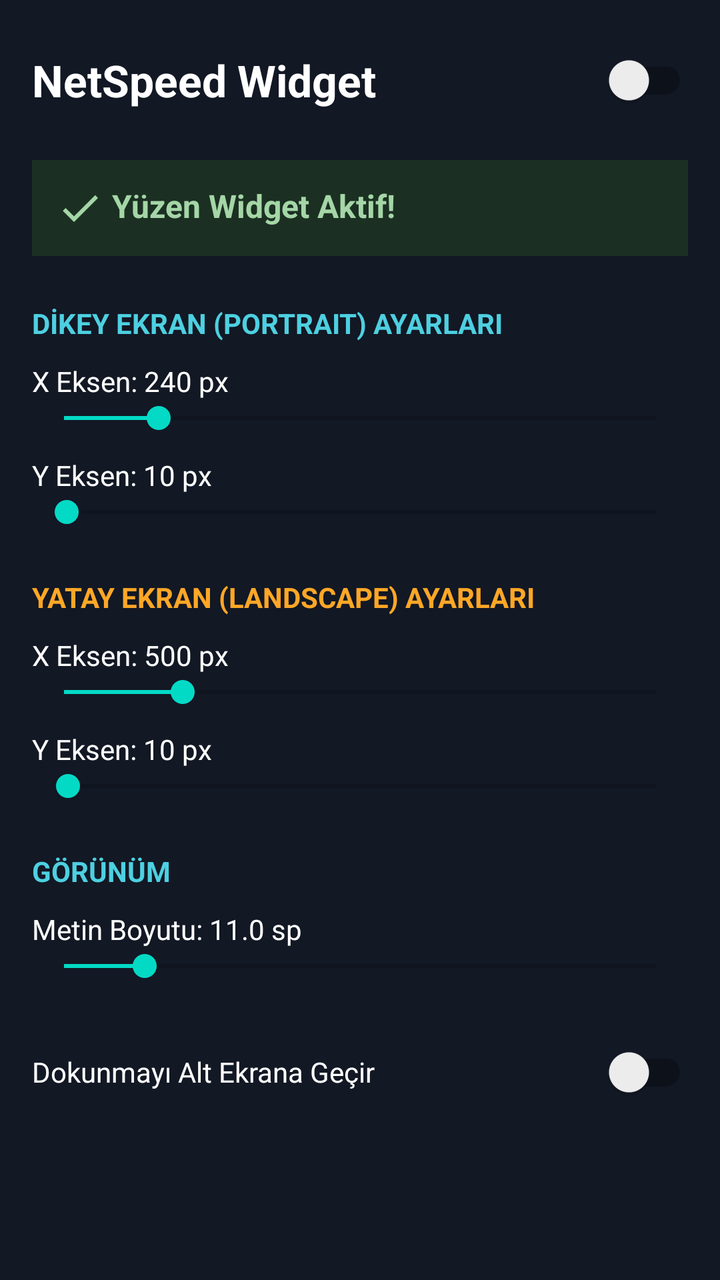
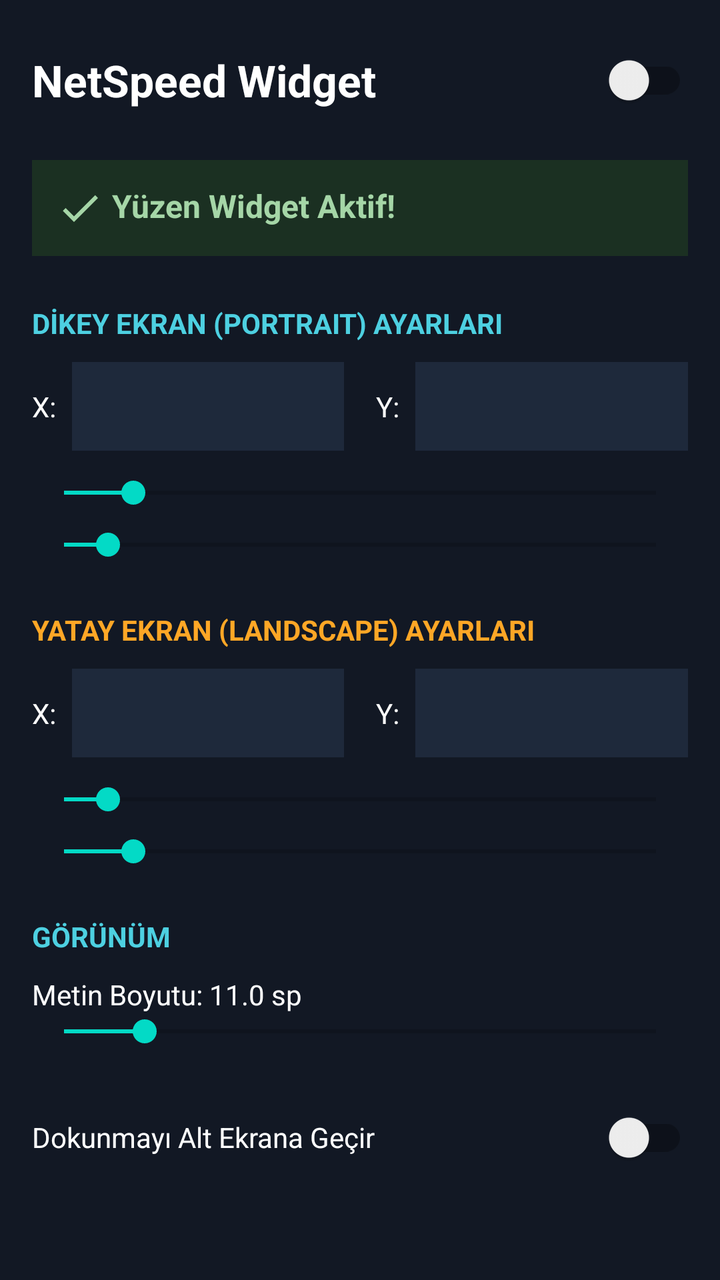

An Android layout rendered at two revisions. The XML below is the earlier revision; the diff shows what the commit changed to produce the second picture.
<!-- AndroidManifest.xml: application theme Theme.Netspeed -->
<!-- res/layout/activity_main.xml -->
<?xml version="1.0" encoding="utf-8"?>
<ScrollView xmlns:android="http://schemas.android.com/apk/res/android"
    android:layout_width="match_parent" android:layout_height="match_parent"
    android:background="#121824" android:padding="16dp">
    <LinearLayout android:layout_width="match_parent" android:layout_height="wrap_content" android:orientation="vertical">
        
        <LinearLayout android:layout_width="match_parent" android:layout_height="wrap_content" android:gravity="center_vertical" android:orientation="horizontal" android:paddingBottom="16dp">
            <TextView android:layout_width="0dp" android:layout_height="wrap_content" android:layout_weight="1" android:text="NetSpeed Widget" android:textColor="#FFFFFF" android:textSize="22sp" android:textStyle="bold" />
            <androidx.appcompat.widget.SwitchCompat android:id="@+id/switchWidgetToggle" android:layout_width="wrap_content" android:layout_height="wrap_content" />
        </LinearLayout>
        
        <TextView android:id="@+id/txtStatus" android:layout_width="match_parent" android:layout_height="wrap_content" android:background="#1B3022" android:drawableStart="@drawable/ic_check" android:padding="12dp" android:text=" Yüzen Widget Aktif!" android:textColor="#A5D6A7" android:textSize="16sp" android:textStyle="bold" />
        
        
        <TextView android:layout_width="wrap_content" android:layout_height="wrap_content" android:layout_marginTop="24dp" android:text="DİKEY EKRAN (PORTRAIT) AYARLARI" android:textColor="#4DD0E1" android:textStyle="bold" />
        
        <TextView android:id="@+id/lblPortX" android:layout_width="wrap_content" android:layout_height="wrap_content" android:layout_marginTop="10dp" android:text="X Eksen: 240 px" android:textColor="#FFFFFF" />
        <SeekBar android:id="@+id/seekBarPortX" android:layout_width="match_parent" android:layout_height="wrap_content" android:max="1500" android:progress="240" />
        
        <TextView android:id="@+id/lblPortY" android:layout_width="wrap_content" android:layout_height="wrap_content" android:layout_marginTop="10dp" android:text="Y Eksen: 10 px" android:textColor="#FFFFFF" />
        <SeekBar android:id="@+id/seekBarPortY" android:layout_width="match_parent" android:layout_height="wrap_content" android:max="2500" android:progress="10" />

        
        <TextView android:layout_width="wrap_content" android:layout_height="wrap_content" android:layout_marginTop="24dp" android:text="YATAY EKRAN (LANDSCAPE) AYARLARI" android:textColor="#FFA726" android:textStyle="bold" />
        
        <TextView android:id="@+id/lblLandX" android:layout_width="wrap_content" android:layout_height="wrap_content" android:layout_marginTop="10dp" android:text="X Eksen: 500 px" android:textColor="#FFFFFF" />
        <SeekBar android:id="@+id/seekBarLandX" android:layout_width="match_parent" android:layout_height="wrap_content" android:max="2500" android:progress="500" />
        
        <TextView android:id="@+id/lblLandY" android:layout_width="wrap_content" android:layout_height="wrap_content" android:layout_marginTop="10dp" android:text="Y Eksen: 10 px" android:textColor="#FFFFFF" />
        <SeekBar android:id="@+id/seekBarLandY" android:layout_width="match_parent" android:layout_height="wrap_content" android:max="1500" android:progress="10" />
        
        
        <TextView android:layout_width="wrap_content" android:layout_height="wrap_content" android:layout_marginTop="24dp" android:text="GÖRÜNÜM" android:textColor="#4DD0E1" android:textStyle="bold" />
        <TextView android:id="@+id/lblTextSize" android:layout_width="wrap_content" android:layout_height="wrap_content" android:layout_marginTop="10dp" android:text="Metin Boyutu: 11.0 sp" android:textColor="#FFFFFF" />
        <SeekBar android:id="@+id/seekBarTextSize" android:layout_width="match_parent" android:layout_height="wrap_content" android:max="30" android:min="8" android:progress="11" />
        
        <LinearLayout android:layout_width="match_parent" android:layout_height="wrap_content" android:layout_marginTop="20dp" android:gravity="center_vertical" android:orientation="horizontal">
            <TextView android:layout_width="0dp" android:layout_height="wrap_content" android:layout_weight="1" android:text="Dokunmayı Alt Ekrana Geçir" android:textColor="#FFFFFF" />
            <androidx.appcompat.widget.SwitchCompat android:id="@+id/switchTouchThrough" android:layout_width="wrap_content" android:layout_height="wrap_content" />
        </LinearLayout>
    </LinearLayout>
</ScrollView>
<!-- resources referenced by this layout -->
<resources>
  <!-- drawable ic_check (drawable) -->
  <vector xmlns:android="http://schemas.android.com/apk/res/android"
      android:width="24dp" android:height="24dp"
      android:viewportWidth="24" android:viewportHeight="24">
      <path android:fillColor="#A5D6A7" android:pathData="M9,16.17 L4.83,12 l-1.42,1.41 L9,19 21,7 l-1.41,-1.41 z"/>
  </vector>
  <style name="Theme.Netspeed" parent="Theme.MaterialComponents.DayNight.NoActionBar">
          <item name="android:statusBarColor">#121824</item>
      </style>
</resources>

<!-- the commit's change to res/layout/activity_main.xml (unified diff, before → after) -->
@@ -14,20 +14,28 @@
         
         <TextView android:layout_width="wrap_content" android:layout_height="wrap_content" android:layout_marginTop="24dp" android:text="DİKEY EKRAN (PORTRAIT) AYARLARI" android:textColor="#4DD0E1" android:textStyle="bold" />
         
-        <TextView android:id="@+id/lblPortX" android:layout_width="wrap_content" android:layout_height="wrap_content" android:layout_marginTop="10dp" android:text="X Eksen: 240 px" android:textColor="#FFFFFF" />
-        <SeekBar android:id="@+id/seekBarPortX" android:layout_width="match_parent" android:layout_height="wrap_content" android:max="1500" android:progress="240" />
+        <LinearLayout android:layout_width="match_parent" android:layout_height="wrap_content" android:orientation="horizontal" android:layout_marginTop="10dp" android:gravity="center_vertical">
+            <TextView android:layout_width="wrap_content" android:layout_height="wrap_content" android:text="X:" android:textColor="#FFFFFF" />
+            <EditText android:id="@+id/etPortX" android:layout_width="0dp" android:layout_height="wrap_content" android:layout_weight="1" android:inputType="numberSigned" android:textColor="#FFFFFF" android:background="#1E293B" android:padding="10dp" android:layout_marginStart="8dp" android:textAlignment="center"/>
+            <TextView android:layout_width="wrap_content" android:layout_height="wrap_content" android:text="Y:" android:textColor="#FFFFFF" android:layout_marginStart="16dp"/>
+            <EditText android:id="@+id/etPortY" android:layout_width="0dp" android:layout_height="wrap_content" android:layout_weight="1" android:inputType="numberSigned" android:textColor="#FFFFFF" android:background="#1E293B" android:padding="10dp" android:layout_marginStart="8dp" android:textAlignment="center"/>
+        </LinearLayout>
         
-        <TextView android:id="@+id/lblPortY" android:layout_width="wrap_content" android:layout_height="wrap_content" android:layout_marginTop="10dp" android:text="Y Eksen: 10 px" android:textColor="#FFFFFF" />
-        <SeekBar android:id="@+id/seekBarPortY" android:layout_width="match_parent" android:layout_height="wrap_content" android:max="2500" android:progress="10" />
+        <SeekBar android:id="@+id/seekBarPortX" android:layout_width="match_parent" android:layout_height="wrap_content" android:layout_marginTop="12dp" android:min="-200" android:max="1500" />
+        <SeekBar android:id="@+id/seekBarPortY" android:layout_width="match_parent" android:layout_height="wrap_content" android:layout_marginTop="8dp" android:min="-200" android:max="2500" />
 
         
         <TextView android:layout_width="wrap_content" android:layout_height="wrap_content" android:layout_marginTop="24dp" android:text="YATAY EKRAN (LANDSCAPE) AYARLARI" android:textColor="#FFA726" android:textStyle="bold" />
         
-        <TextView android:id="@+id/lblLandX" android:layout_width="wrap_content" android:layout_height="wrap_content" android:layout_marginTop="10dp" android:text="X Eksen: 500 px" android:textColor="#FFFFFF" />
-        <SeekBar android:id="@+id/seekBarLandX" android:layout_width="match_parent" android:layout_height="wrap_content" android:max="2500" android:progress="500" />
-        
-        <TextView android:id="@+id/lblLandY" android:layout_width="wrap_content" android:layout_height="wrap_content" android:layout_marginTop="10dp" android:text="Y Eksen: 10 px" android:textColor="#FFFFFF" />
-        <SeekBar android:id="@+id/seekBarLandY" android:layout_width="match_parent" android:layout_height="wrap_content" android:max="1500" android:progress="10" />
+        <LinearLayout android:layout_width="match_parent" android:layout_height="wrap_content" android:orientation="horizontal" android:layout_marginTop="10dp" android:gravity="center_vertical">
+            <TextView android:layout_width="wrap_content" android:layout_height="wrap_content" android:text="X:" android:textColor="#FFFFFF" />
+            <EditText android:id="@+id/etLandX" android:layout_width="0dp" android:layout_height="wrap_content" android:layout_weight="1" android:inputType="numberSigned" android:textColor="#FFFFFF" android:background="#1E293B" android:padding="10dp" android:layout_marginStart="8dp" android:textAlignment="center"/>
+            <TextView android:layout_width="wrap_content" android:layout_height="wrap_content" android:text="Y:" android:textColor="#FFFFFF" android:layout_marginStart="16dp"/>
+            <EditText android:id="@+id/etLandY" android:layout_width="0dp" android:layout_height="wrap_content" android:layout_weight="1" android:inputType="numberSigned" android:textColor="#FFFFFF" android:background="#1E293B" android:padding="10dp" android:layout_marginStart="8dp" android:textAlignment="center"/>
+        </LinearLayout>
+
+        <SeekBar android:id="@+id/seekBarLandX" android:layout_width="match_parent" android:layout_height="wrap_content" android:layout_marginTop="12dp" android:min="-200" android:max="2500" />
+        <SeekBar android:id="@+id/seekBarLandY" android:layout_width="match_parent" android:layout_height="wrap_content" android:layout_marginTop="8dp" android:min="-200" android:max="1500" />
         
         
         <TextView android:layout_width="wrap_content" android:layout_height="wrap_content" android:layout_marginTop="24dp" android:text="GÖRÜNÜM" android:textColor="#4DD0E1" android:textStyle="bold" />
